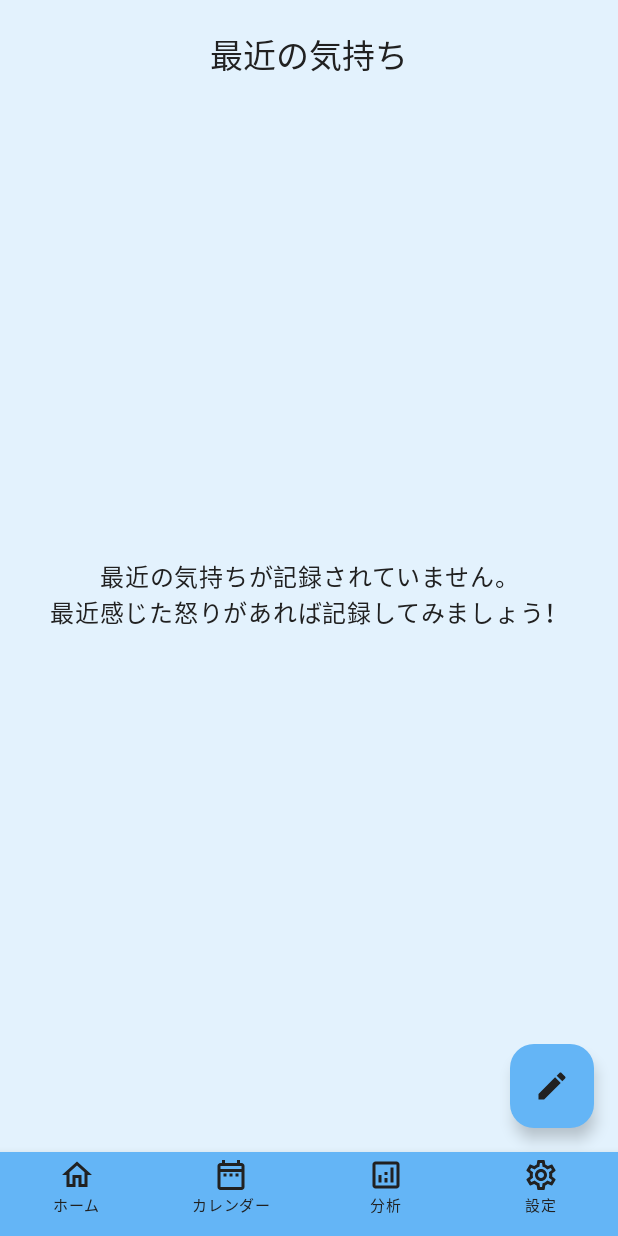
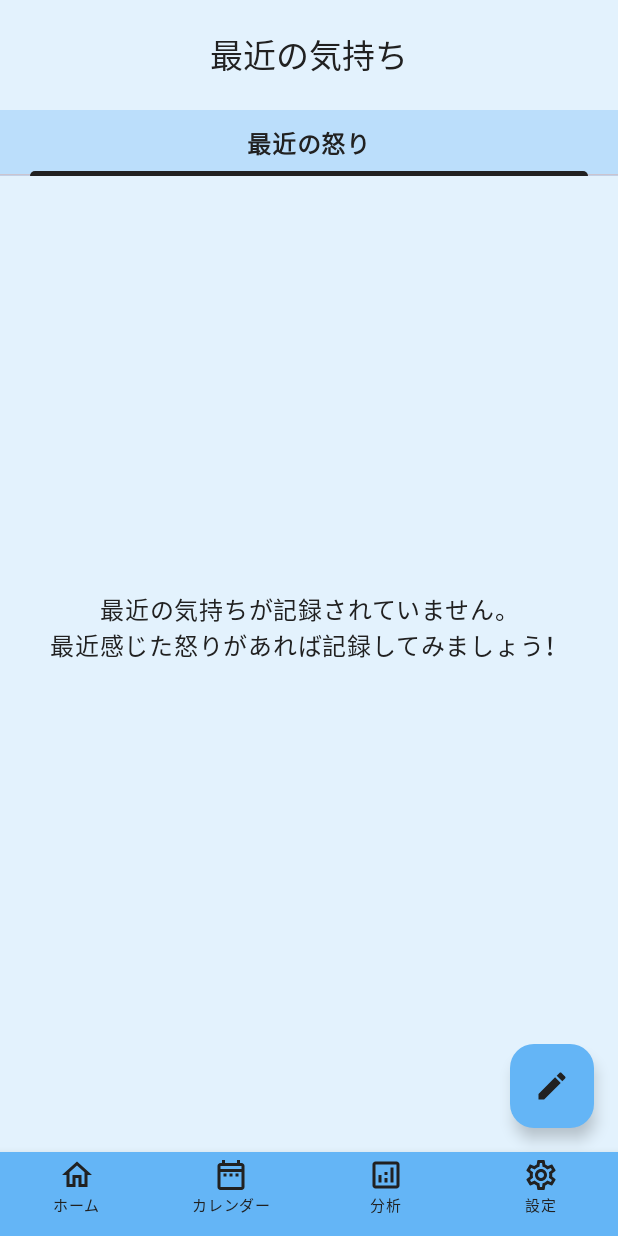
Before and after one commit to kurramkurram/AngerLog, an Android app built with Jetpack Compose: the HomeScreen screen opened through its navigation route, on a phone screen of 412 x 824 dp. Run offline under Robolectric (Android 15) with nearby library versions, the phone set to English and light mode, and no system bars; our stand-ins replace AdMob; 1 statement that could not run was skipped.

Commit message:
[Update] Home Screen TabLayout

```diff
--- /dev/null
+++ b/app/src/main/java/io/github/kurramkurram/angerlog/ui/component/HorizontalPager.kt
@@ -0,0 +1,35 @@
+package io.github.kurramkurram.angerlog.ui.component
+
+import androidx.compose.foundation.gestures.TargetedFlingBehavior
+import androidx.compose.foundation.pager.HorizontalPager
+import androidx.compose.foundation.pager.PagerDefaults
+import androidx.compose.foundation.pager.PagerState
+import androidx.compose.runtime.Composable
+import androidx.compose.ui.Modifier
+
+/**
+ * 横方向のページャー.
+ *
+ * @param modifier [Modifier]
+ * @param state ページの状態
+ * @param findBehavior 切り替え動作の検知
+ * @param pageContent 該当のページのコンテンツ
+ */
+@Composable
+fun AngerLogHorizontalPager(
+    modifier: Modifier = Modifier,
+    state: PagerState,
+    findBehavior: TargetedFlingBehavior = PagerDefaults.flingBehavior(
+        state,
+        snapPositionalThreshold = 0.2f
+    ),
+    pageContent: @Composable (Int) -> Unit
+) {
+    HorizontalPager(
+        modifier = modifier,
+        state = state,
+        flingBehavior = findBehavior,
+    ) { page ->
+        pageContent(page)
+    }
+}
--- /dev/null
+++ b/app/src/main/java/io/github/kurramkurram/angerlog/ui/component/layout/TabLayout.kt
@@ -0,0 +1,106 @@
+package io.github.kurramkurram.angerlog.ui.component.layout
+
+import androidx.compose.foundation.background
+import androidx.compose.foundation.layout.Box
+import androidx.compose.foundation.layout.Column
+import androidx.compose.foundation.layout.height
+import androidx.compose.foundation.layout.padding
+import androidx.compose.foundation.pager.PagerState
+import androidx.compose.foundation.shape.RoundedCornerShape
+import androidx.compose.material3.MaterialTheme
+import androidx.compose.material3.Tab
+import androidx.compose.material3.TabRow
+import androidx.compose.material3.TabRowDefaults
+import androidx.compose.material3.TabRowDefaults.tabIndicatorOffset
+import androidx.compose.material3.Text
+import androidx.compose.runtime.Composable
+import androidx.compose.ui.Modifier
+import androidx.compose.ui.text.font.FontWeight
+import androidx.compose.ui.unit.dp
+import io.github.kurramkurram.angerlog.ui.component.AngerLogHorizontalPager
+
+/**
+ * タブレイアウト.
+ *
+ * @param modifier [Modifier]
+ * @param pagerState [AngerLogHorizontalPager]のページの状態
+ * @param list タブで表示するコンテンツのリスト
+ * @param selectedIndex タブの選択された番号
+ * @param onTabSelected タブが選択されたときの動作
+ */
+@Composable
+fun AngerLogTabLayout(
+    modifier: Modifier = Modifier,
+    pagerState: PagerState,
+    list: List<TabContent>,
+    selectedIndex: Int,
+    onTabSelected: (Int) -> Unit
+) {
+    Column {
+        TabRow(
+            selectedTabIndex = selectedIndex,
+            indicator = { tabPositions ->
+                if (selectedIndex < tabPositions.size) {
+                    Box(
+                        Modifier
+                            .tabIndicatorOffset(tabPositions[selectedIndex])
+                            .padding(horizontal = 20.dp)
+                            .height(3.dp)
+                            .background(
+                                color = MaterialTheme.colorScheme.onSurface,
+                                shape = RoundedCornerShape(100.dp, 100.dp, 0.dp, 0.dp)
+                            )
+                    )
+                }
+            },
+        ) {
+            list.forEachIndexed { index, content ->
+                AngerLogTab(
+                    modifier = modifier,
+                    selected = selectedIndex == index,
+                    label = content.label
+                ) { onTabSelected(index) }
+            }
+        }
+
+        AngerLogHorizontalPager(
+            modifier = modifier,
+            state = pagerState
+        ) { page ->
+            list[page].content()
+        }
+    }
+}
+
+/**
+ * タブのアイテム.
+ *
+ * @param modifier [Modifier]
+ * @param selected 選択されているかどうか
+ * @param label タブのラベル
+ * @param onClick タブが押下されたときの動作
+ */
+@Composable
+fun AngerLogTab(
+    modifier: Modifier = Modifier,
+    selected: Boolean,
+    label: String,
+    onClick: () -> Unit
+) {
+    Tab(modifier = modifier, selected = selected, onClick = onClick) {
+        Text(
+            modifier = modifier.padding(vertical = 10.dp),
+            text = label,
+            color = MaterialTheme.colorScheme.onSurface,
+            fontWeight = if (selected) FontWeight.Bold else FontWeight.Normal
+        )
+    }
+}
+
+/**
+ * タブに表示するコンテンツ.
+ *
+ * @param label ラベル
+ * @param content コンテンツ
+ */
+class TabContent(val label: String, val content: @Composable () -> Unit)
--- a/app/src/main/java/io/github/kurramkurram/angerlog/ui/screen/home/HomeScreen.kt
+++ b/app/src/main/java/io/github/kurramkurram/angerlog/ui/screen/home/HomeScreen.kt
@@ -9,11 +9,13 @@ import androidx.compose.foundation.layout.padding
 import androidx.compose.foundation.layout.size
 import androidx.compose.foundation.lazy.LazyColumn
 import androidx.compose.foundation.lazy.items
+import androidx.compose.foundation.pager.rememberPagerState
 import androidx.compose.material3.CircularProgressIndicator
 import androidx.compose.material3.MaterialTheme
 import androidx.compose.material3.Text
 import androidx.compose.runtime.Composable
 import androidx.compose.runtime.getValue
+import androidx.compose.runtime.rememberCoroutineScope
 import androidx.compose.ui.Alignment
 import androidx.compose.ui.Modifier
 import androidx.compose.ui.res.stringResource
@@ -21,6 +23,10 @@ import androidx.compose.ui.text.style.TextAlign
 import androidx.compose.ui.unit.dp
 import androidx.lifecycle.compose.collectAsStateWithLifecycle
 import io.github.kurramkurram.angerlog.R
+import io.github.kurramkurram.angerlog.ui.component.AngerLogHorizontalPager
+import io.github.kurramkurram.angerlog.ui.component.layout.AngerLogTabLayout
+import io.github.kurramkurram.angerlog.ui.component.layout.TabContent
+import kotlinx.coroutines.launch
 import kotlinx.serialization.Serializable
 import org.koin.androidx.compose.koinViewModel
 
@@ -61,26 +67,10 @@ fun HomeScreen(
         when (state) {
             is HomeUiState.Success -> {
                 val success = state as HomeUiState.Success
-                if (success.hasAngerLog) {
-                    LazyColumn(
-                        modifier =
-                            modifier
-                                .padding(10.dp)
-                                .fillMaxHeight(),
-                    ) {
-                        items(success.angerLogList) { angerLog ->
-                            HomeListItem(item = angerLog, onItemClick = { id -> onClick(id) })
-                        }
-                    }
-                } else {
-                    Box(modifier = modifier.fillMaxSize(), contentAlignment = Alignment.Center) {
-                        Text(
-                            text = stringResource(R.string.home_no_anger_log),
-                            textAlign = TextAlign.Center,
-                            style = MaterialTheme.typography.bodyLarge,
-                        )
-                    }
-                }
+                HomeScreenContent(
+                    modifier = modifier,
+                    state = success
+                ) { onClick(it) }
             }
 
             is HomeUiState.Loading -> {
@@ -94,28 +84,149 @@ fun HomeScreen(
     }
 }
 
-// @Composable
-// fun HomeListItem(
-//    modifier: Modifier = Modifier,
-//    homeAngerLog: HomeAngerLogDto,
-//    onClick: (id: Long) -> Unit,
-// ) {
-//    ElevatedCard(
-//        modifier =
-//        modifier
-//            .padding(10.dp)
-//            .clickable { onClick(homeAngerLog.getId()) },
-//        elevation =
-//        CardDefaults.cardElevation(
-//            defaultElevation = 6.dp,
-//        ),
-//    ) {
-//        HomeListItem(
-//            modifier = modifier,
-//            item = homeAngerLog,
-//            onItemClick = { onClick(it) })
-//    }
-// }
+/**
+ * ホーム画面のデータ取得成功時の画面.
+ *
+ * @param modifier [Modifier]
+ * @param state ホーム画面の状態
+ * @param onClick リスト選択時の動作
+ */
+@Composable
+fun HomeScreenContent(
+    modifier: Modifier = Modifier,
+    state: HomeUiState.Success,
+    onClick: (Long) -> Unit,
+) {
+    val list = mutableListOf(
+        TabContent(
+            label = stringResource(R.string.home_tab_anger)
+        ) {
+            HomeScreenAngerContent(
+                modifier = Modifier,
+                state = state,
+                onClick = { onClick(it) },
+            )
+        }
+    )
+    if (state.hasLookBack) {
+        list.add(
+            TabContent(
+                label = stringResource(R.string.home_tab_look_back)
+            ) {
+                HomeScreenLookBackContent(
+                    modifier = Modifier,
+                    state = state,
+                    onClick = { onClick(it) },
+                )
+            },
+        )
+    }
+
+    val pagerState = rememberPagerState(initialPage = 0) { list.size }
+    val scope = rememberCoroutineScope()
+    AngerLogTabLayout(
+        modifier = modifier,
+        pagerState = pagerState,
+        list = list,
+        selectedIndex = pagerState.currentPage,
+        onTabSelected = {
+            scope.launch {
+                pagerState.animateScrollToPage(it)
+            }
+        },
+    )
+}
+
+/**
+ * ホームの「最近の怒り」のタブの内容.
+ *
+ * @param modifier [Modifier]
+ * @param state ホーム画面の状態
+ * @param onClick リスト選択時の動作
+ */
+@Composable
+fun HomeScreenAngerContent(
+    modifier: Modifier = Modifier,
+    state: HomeUiState.Success,
+    onClick: (Long) -> Unit,
+) {
+    if (state.hasAngerLog) {
+        HomeScreenAngerContentHasRecord(modifier = modifier, state = state, onClick = onClick)
+    } else {
+        HomeScreenAngerContentNoRecord(modifier = modifier)
+    }
+}
+
+/**
+ * ホームの「最近の怒り」のタブにアイテムが存在するときの画面.
+ *
+ * @param modifier [Modifier]
+ * @param state ホーム画面の状態
+ * @param onClick リスト選択時の動作
+ */
+@Composable
+fun HomeScreenAngerContentHasRecord(
+    modifier: Modifier = Modifier,
+    state: HomeUiState.Success,
+    onClick: (Long) -> Unit,
+) {
+    LazyColumn(
+        modifier =
+        modifier
+            .padding(10.dp)
+            .fillMaxHeight(),
+    ) {
+        items(state.angerLogList) { angerLog ->
+            HomeListItem(item = angerLog, onItemClick = { id -> onClick(id) })
+        }
+    }
+}
+
+/**
+ * ホームの「最近の怒り」のタブにアイテムが存在しないときの画面.
+ *
+ * @param modifier [Modifier]
+ */
+@Composable
+fun HomeScreenAngerContentNoRecord(
+    modifier: Modifier = Modifier,
+) {
+    Box(
+        modifier = modifier.fillMaxSize(),
+        contentAlignment = Alignment.Center
+    ) {
+        Text(
+            text = stringResource(R.string.home_no_anger_log),
+            textAlign = TextAlign.Center,
+            style = MaterialTheme.typography.bodyLarge,
+        )
+    }
+}
+
+/**
+ * ホームの「振り返り」のタブにアイテムが存在するときの画面.
+ *
+ * @param modifier [Modifier]
+ * @param state ホーム画面の状態
+ * @param onClick リスト選択時の動作
+ */
+@Composable
+fun HomeScreenLookBackContent(
+    modifier: Modifier = Modifier,
+    state: HomeUiState.Success,
+    onClick: (Long) -> Unit,
+) {
+    LazyColumn(
+        modifier =
+        modifier
+            .padding(10.dp)
+            .fillMaxHeight(),
+    ) {
+        items(state.lookBackList) { angerLog ->
+            HomeListItem(item = angerLog, onItemClick = { id -> onClick(id) })
+        }
+    }
+}
 
 //
 // @Preview
--- a/app/src/main/java/io/github/kurramkurram/angerlog/ui/screen/home/HomeUiState.kt
+++ b/app/src/main/java/io/github/kurramkurram/angerlog/ui/screen/home/HomeUiState.kt
@@ -12,12 +12,18 @@ sealed class HomeUiState {
     /**
      * データ取得の成功.
      *
-     * @param angerLogList 怒りの記録
-     * @param hasAngerLog 怒りの記録の有無
+     * @param logList 怒りの記録
+     * @param angerLogList 怒りの記録（振り返りなし）
+     * @param hasAngerLog 怒りの記録（振り返りなし）の有無
+     * @param lookBackList 怒りの記録（振り返りあり）
+     * @param hasLookBack 怒りの記録（振り返りあり）の有無
      */
     data class Success(
-        val angerLogList: List<HomeAngerLog> = listOf(),
+        val logList: List<HomeAngerLog> = listOf(),
+        val angerLogList: List<HomeAngerLog> = logList.filter { !it.canShowLookBack() },
         val hasAngerLog: Boolean = angerLogList.isNotEmpty(),
+        val lookBackList: List<HomeAngerLog> = logList.filter { it.canShowLookBack() },
+        val hasLookBack: Boolean = lookBackList.isNotEmpty(),
     ) : HomeUiState()
 
     /**
--- a/app/src/main/java/io/github/kurramkurram/angerlog/ui/screen/home/HomeViewModel.kt
+++ b/app/src/main/java/io/github/kurramkurram/angerlog/ui/screen/home/HomeViewModel.kt
@@ -33,7 +33,7 @@ class HomeViewModel(angerLogDataRepository: AngerLogDataRepository) : ViewModel(
                 val homeAngerLog = HomeAngerLog(angerLog = it, now = calendar.timeInMillis)
                 angerLogList.add(homeAngerLog)
             }
-            HomeUiState.Success(angerLogList = angerLogList)
+            HomeUiState.Success(logList = angerLogList)
         }.stateIn(
             scope = viewModelScope,
             started = SharingStarted.WhileSubscribed(STOP_TIME_OUT_MILLIS),
--- a/app/src/main/res/values/strings.xml
+++ b/app/src/main/res/values/strings.xml
@@ -23,6 +23,8 @@
     <string name="home">ホーム</string>
     <string name="home_title">最近の気持ち</string>
     <string name="home_no_anger_log">最近の気持ちが記録されていません。\n最近感じた怒りがあれば記録してみましょう！</string>
+    <string name="home_tab_anger">最近の怒り</string>
+    <string name="home_tab_look_back">振り返り</string>
     <string name="home_review_cd">振り返りができます</string>
 
     <string name="calendar">カレンダー</string>
```
Lines whose indentation alone changed are shown as unchanged.
